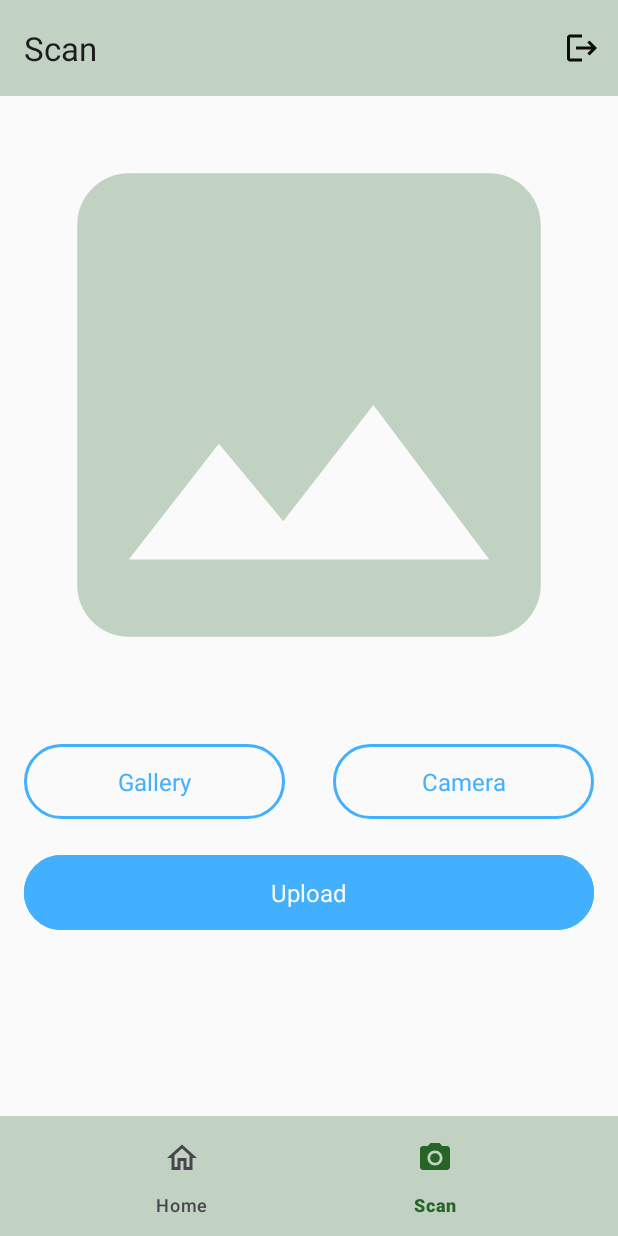
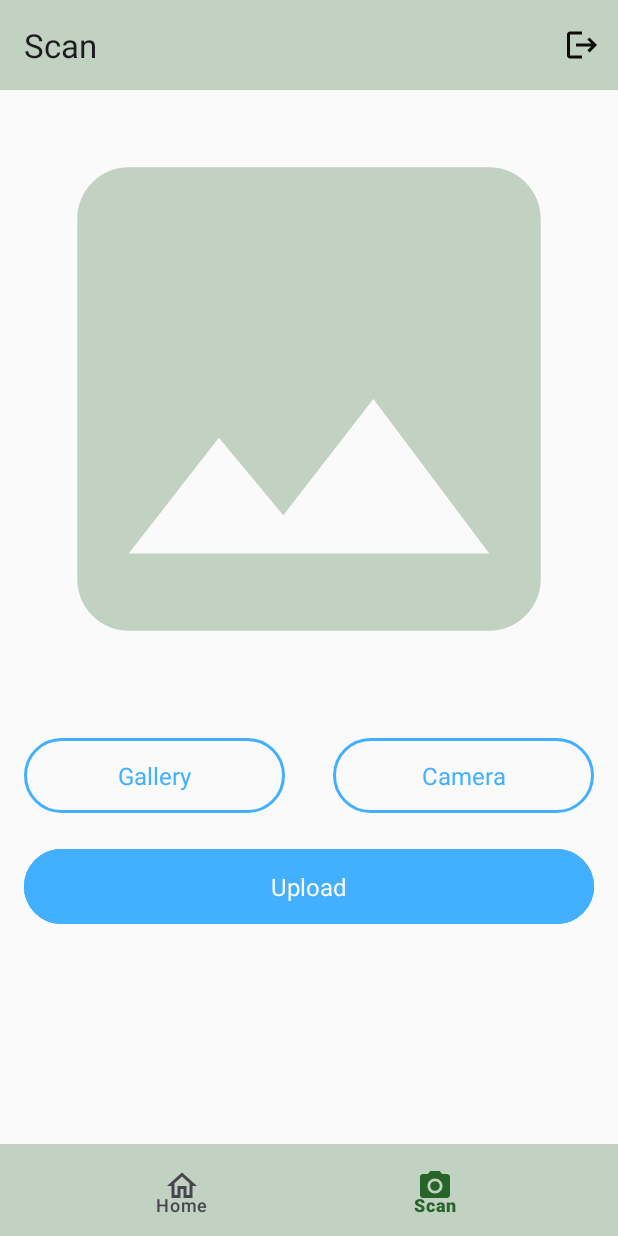
Before and after one commit to Ingridentify/Ingridentify, an Android app: the screen it shows after launch (MainActivity), item 2 of the bottom bar chosen, on a phone screen of 412 x 824 dp. Run offline under Robolectric (Android 15) with nearby library versions, the phone set to English and light mode, and no system bars; our stand-ins replace navigation-ui.

Commit message:
Update activity_main.xml

```diff
--- a/app/src/main/res/layout/activity_main.xml
+++ b/app/src/main/res/layout/activity_main.xml
@@ -9,7 +9,7 @@
     <androidx.appcompat.widget.Toolbar
         android:id="@+id/toolbar"
         android:layout_width="0dp"
-        android:layout_height="wrap_content"
+        android:layout_height="60dp"
         android:background="?colorPrimaryVariant"
         app:layout_constraintEnd_toEndOf="parent"
         app:layout_constraintStart_toStartOf="parent"
@@ -30,7 +30,7 @@
     <com.google.android.material.bottomnavigation.BottomNavigationView
         android:id="@+id/bottom_nav"
         android:layout_width="0dp"
-        android:layout_height="wrap_content"
+        android:layout_height="61dp"
         android:layout_marginStart="0dp"
         android:layout_marginEnd="0dp"
         android:background="?colorPrimaryVariant"
```
